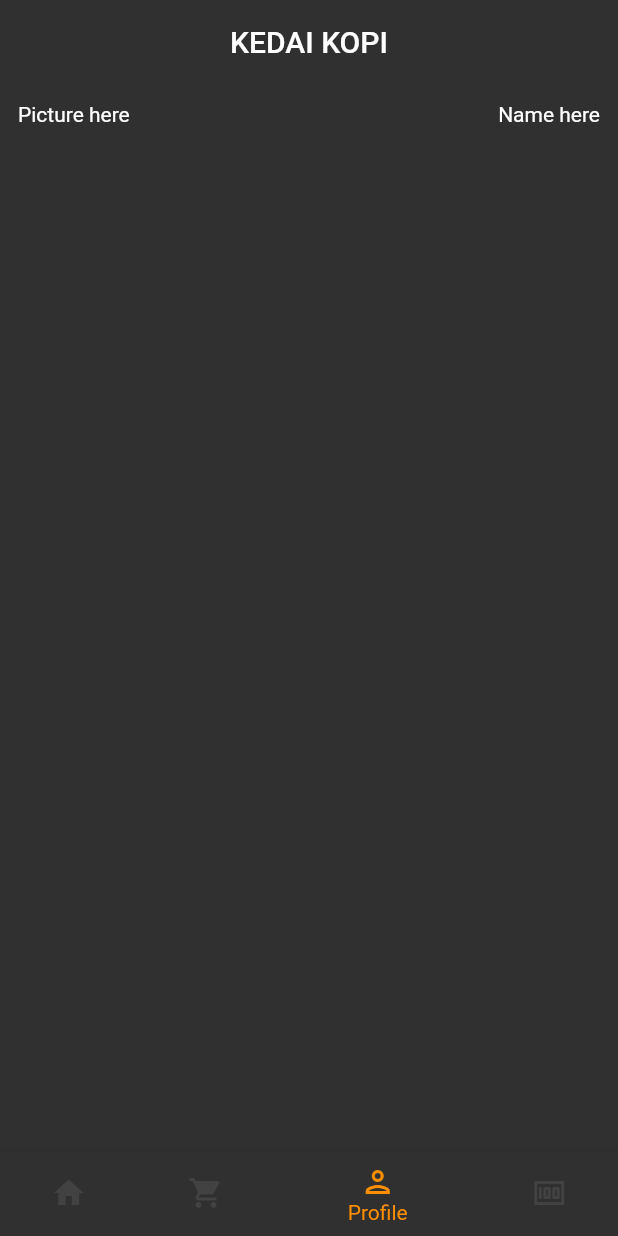
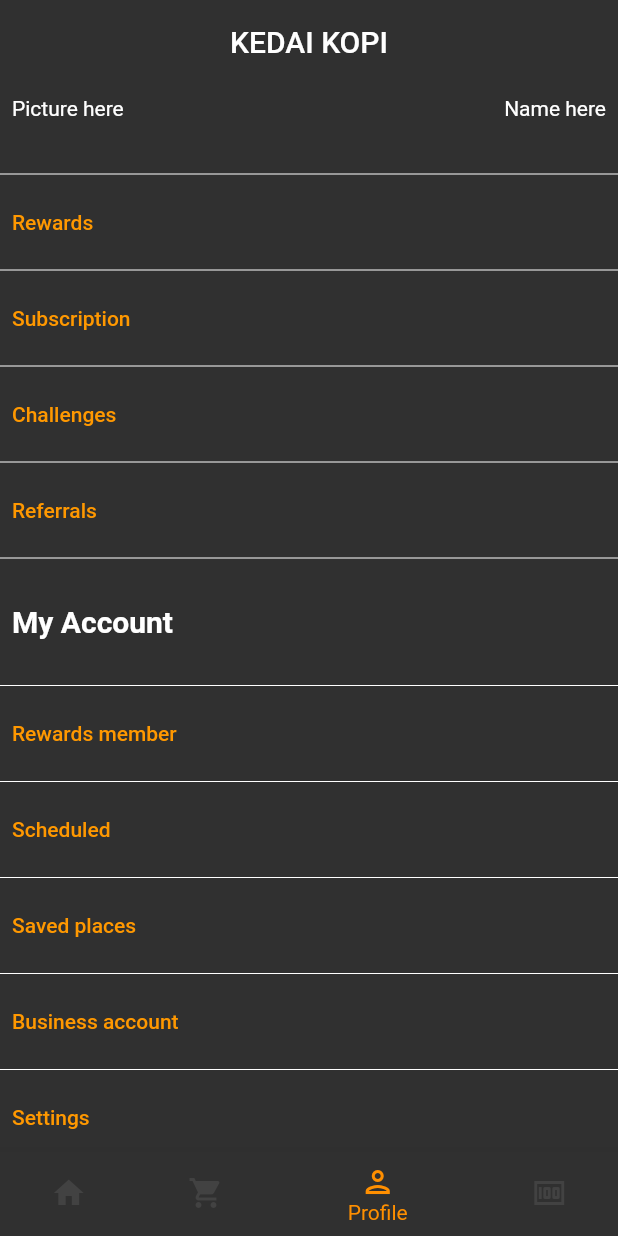
Before and after one commit to NadxiruL/food-app, a Flutter app: the screen it shows after launch, item 3 of the bottom bar chosen, on a phone screen of 412 x 824 dp. Run offline on Flutter 3.47's test engine with Material 2 defaults, Android fonts, the phone set to English and light mode, and no system bars; network calls fail.

Commit message:
multiple options profile page

```diff
--- a/lib/screens/profile_screen.dart
+++ b/lib/screens/profile_screen.dart
@@ -5,10 +5,13 @@ class ProfileScreen extends StatelessWidget {
 
   @override
   Widget build(BuildContext context) {
-    return Column(
+    return ListView(
+      children: [
+        Column(
+          crossAxisAlignment: CrossAxisAlignment.start,
           children: [
             Padding(
-          padding: const EdgeInsets.all(12.0),
+              padding: const EdgeInsets.all(8.0),
               child: Row(
                 mainAxisAlignment: MainAxisAlignment.spaceBetween,
                 children: [
@@ -16,7 +19,40 @@ class ProfileScreen extends StatelessWidget {
                   Text('Name here'),
                 ],
               ),
-        )
+            ),
+            SizedBox(height: 20),
+            Divider(
+              color: Colors.white,
+            ),
+            TextButton(onPressed: () {}, child: Text('Rewards')),
+            Divider(color: Colors.white),
+            TextButton(onPressed: () {}, child: Text('Subscription')),
+            Divider(color: Colors.white),
+            TextButton(onPressed: () {}, child: Text('Challenges')),
+            Divider(color: Colors.white),
+            TextButton(onPressed: () {}, child: Text('Referrals')),
+            Divider(color: Colors.white),
+            SizedBox(height: 15),
+            Padding(
+              padding: const EdgeInsets.all(8.0),
+              child: Text(
+                'My Account',
+                style: TextStyle(fontWeight: FontWeight.bold, fontSize: 20),
+              ),
+            ),
+            SizedBox(height: 15),
+            Divider(color: Colors.white),
+            TextButton(onPressed: () {}, child: Text('Rewards member')),
+            Divider(color: Colors.white),
+            TextButton(onPressed: () {}, child: Text('Scheduled')),
+            Divider(color: Colors.white),
+            TextButton(onPressed: () {}, child: Text('Saved places')),
+            Divider(color: Colors.white),
+            TextButton(onPressed: () {}, child: Text('Business account')),
+            Divider(color: Colors.white),
+            TextButton(onPressed: () {}, child: Text('Settings')),
+          ],
+        ),
       ],
     );
   }
```
Lines whose indentation alone changed are shown as unchanged.
